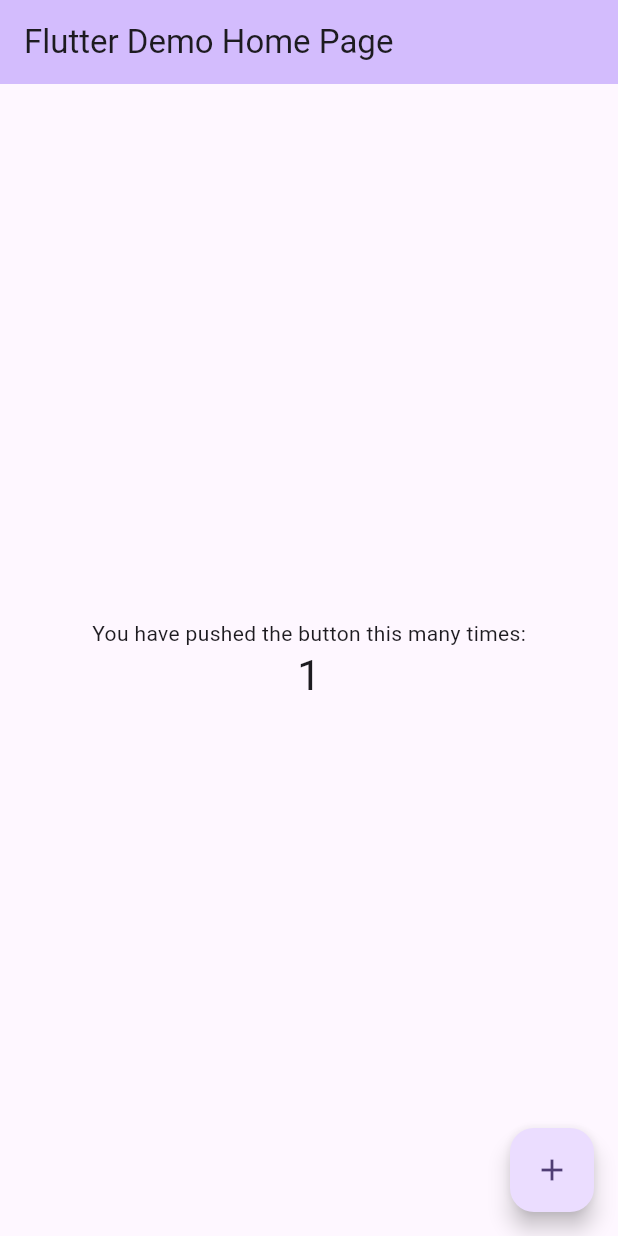
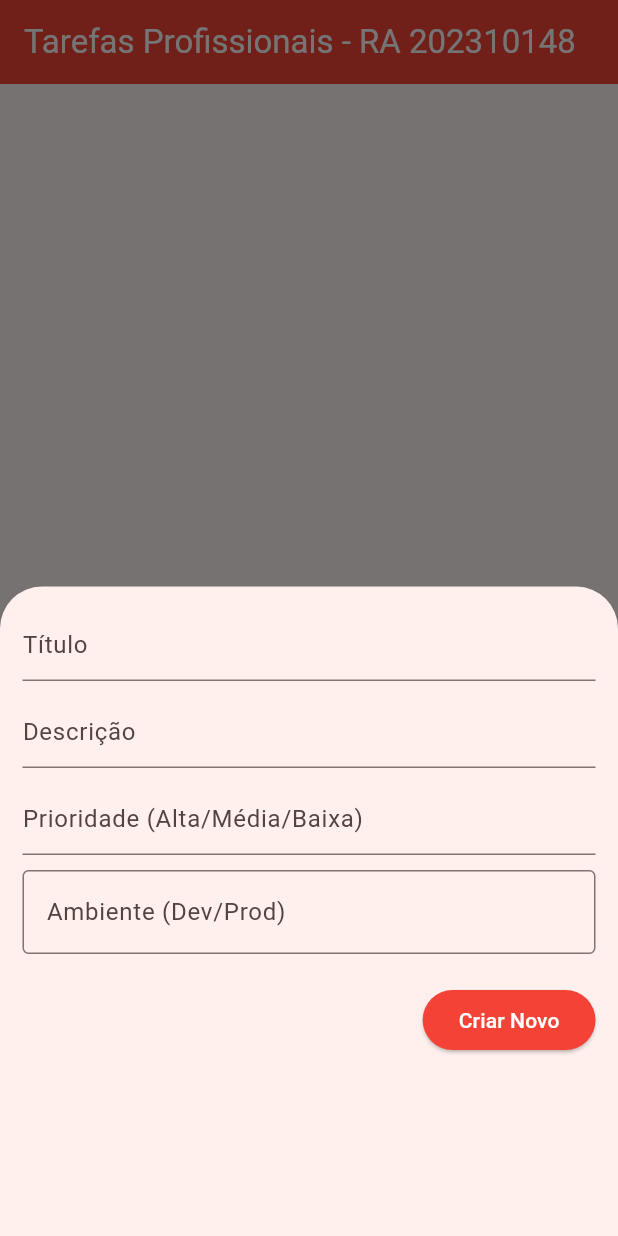
Before and after one commit to LuizFeliprTorin/prova_flutter_202310148, a Flutter app: the screen it shows after launch, after a tap on the "add" icon, on a phone screen of 412 x 824 dp. Run offline on Flutter 3.47's test engine with Material 3 defaults, Android fonts, the phone set to English and light mode, and no system bars; our stand-ins replace sqflite; accounts and stored records are empty.

Commit message:
commit 3: implementação do CRUD

```diff
--- a/lib/main.dart
+++ b/lib/main.dart
@@ -1,4 +1,5 @@
 import 'package:flutter/material.dart';
+import 'database_helper.dart'; // Importa o arquivo do banco que criamos antes
 
 void main() {
   runApp(const MyApp());
@@ -7,116 +8,238 @@ void main() {
 class MyApp extends StatelessWidget {
   const MyApp({super.key});
 
-  // This widget is the root of your application.
   @override
   Widget build(BuildContext context) {
     return MaterialApp(
-      title: 'Flutter Demo',
+      debugShowCheckedModeBanner: false,
+      title: 'Prova Flutter - RA 202310148',
       theme: ThemeData(
-        // This is the theme of your application.
-        //
-        // TRY THIS: Try running your application with "flutter run". You'll see
-        // the application has a purple toolbar. Then, without quitting the app,
-        // try changing the seedColor in the colorScheme below to Colors.green
-        // and then invoke "hot reload" (save your changes or press the "hot
-        // reload" button in a Flutter-supported IDE, or press "r" if you used
-        // the command line to start the app).
-        //
-        // Notice that the counter didn't reset back to zero; the application
-        // state is not lost during the reload. To reset the state, use hot
-        // restart instead.
-        //
-        // This works for code too, not just values: Most code changes can be
-        // tested with just a hot reload.
-        colorScheme: ColorScheme.fromSeed(seedColor: Colors.deepPurple),
+        // TEMA VULCAN (Solicitado na prova)
+        // Cor Primária: Red
+        primaryColor: Colors.red,
+        colorScheme: ColorScheme.fromSeed(
+          seedColor: Colors.red,
+          primary: Colors.red,
+          // Cor Secundária: Black54
+          secondary: Colors.black54,
+        ),
+        useMaterial3: true,
       ),
-      home: const MyHomePage(title: 'Flutter Demo Home Page'),
+      home: const HomePage(),
     );
   }
 }
 
-class MyHomePage extends StatefulWidget {
-  const MyHomePage({super.key, required this.title});
-
-  // This widget is the home page of your application. It is stateful, meaning
-  // that it has a State object (defined below) that contains fields that affect
-  // how it looks.
-
-  // This class is the configuration for the state. It holds the values (in this
-  // case the title) provided by the parent (in this case the App widget) and
-  // used by the build method of the State. Fields in a Widget subclass are
-  // always marked "final".
-
-  final String title;
+class HomePage extends StatefulWidget {
+  const HomePage({super.key});
 
   @override
-  State<MyHomePage> createState() => _MyHomePageState();
+  State<HomePage> createState() => _HomePageState();
 }
 
-class _MyHomePageState extends State<MyHomePage> {
-  int _counter = 0;
+class _HomePageState extends State<HomePage> {
+  // Lista para guardar as tarefas que vêm do banco
+  List<Map<String, dynamic>> _tarefas = [];
+  bool _isLoading = true;
 
-  void _incrementCounter() {
+  // Controladores dos campos de texto (Formulário)
+  final TextEditingController _tituloController = TextEditingController();
+  final TextEditingController _descricaoController = TextEditingController();
+  final TextEditingController _prioridadeController = TextEditingController();
+  final TextEditingController _ambienteController = TextEditingController(); // SEU CAMPO EXTRA
+
+  // Função para carregar as tarefas do banco (READ)
+  void _refreshTarefas() async {
+    final data = await DatabaseHelper.instance.queryAllRows();
     setState(() {
-      // This call to setState tells the Flutter framework that something has
-      // changed in this State, which causes it to rerun the build method below
-      // so that the display can reflect the updated values. If we changed
-      // _counter without calling setState(), then the build method would not be
-      // called again, and so nothing would appear to happen.
-      _counter++;
+      _tarefas = data;
+      _isLoading = false;
     });
   }
 
   @override
-  Widget build(BuildContext context) {
-    // This method is rerun every time setState is called, for instance as done
-    // by the _incrementCounter method above.
-    //
-    // The Flutter framework has been optimized to make rerunning build methods
-    // fast, so that you can just rebuild anything that needs updating rather
-    // than having to individually change instances of widgets.
-    return Scaffold(
-      appBar: AppBar(
-        // TRY THIS: Try changing the color here to a specific color (to
-        // Colors.amber, perhaps?) and trigger a hot reload to see the AppBar
-        // change color while the other colors stay the same.
-        backgroundColor: Theme.of(context).colorScheme.inversePrimary,
-        // Here we take the value from the MyHomePage object that was created by
-        // the App.build method, and use it to set our appbar title.
-        title: Text(widget.title),
-      ),
-      body: Center(
-        // Center is a layout widget. It takes a single child and positions it
-        // in the middle of the parent.
+  void initState() {
+    super.initState();
+    _refreshTarefas(); // Carrega a lista assim que o app abre
+  }
+
+  // Função para Adicionar nova tarefa (CREATE)
+  Future<void> _addItem() async {
+    await DatabaseHelper.instance.insert({
+      DatabaseHelper.columnTitulo: _tituloController.text,
+      DatabaseHelper.columnDescricao: _descricaoController.text,
+      DatabaseHelper.columnPrioridade: _prioridadeController.text,
+      DatabaseHelper.columnCriadoEm: DateTime.now().toString(), // Data automática
+      DatabaseHelper.columnAmbienteExecucao: _ambienteController.text, // SEU CAMPO EXTRA
+    });
+    _refreshTarefas();
+  }
+
+  // Função para Atualizar tarefa existente (UPDATE)
+  Future<void> _updateItem(int id) async {
+    await DatabaseHelper.instance.update({
+      DatabaseHelper.columnId: id,
+      DatabaseHelper.columnTitulo: _tituloController.text,
+      DatabaseHelper.columnDescricao: _descricaoController.text,
+      DatabaseHelper.columnPrioridade: _prioridadeController.text,
+      DatabaseHelper.columnCriadoEm: DateTime.now().toString(),
+      DatabaseHelper.columnAmbienteExecucao: _ambienteController.text, // SEU CAMPO EXTRA
+    });
+    _refreshTarefas();
+  }
+
+  // Função para Deletar tarefa (DELETE)
+  void _deleteItem(int id) async {
+    await DatabaseHelper.instance.delete(id);
+    ScaffoldMessenger.of(context).showSnackBar(const SnackBar(
+      content: Text('Tarefa deletada com sucesso!'),
+      backgroundColor: Colors.red,
+    ));
+    _refreshTarefas();
+  }
+
+  // Mostra o formulário de cadastro/edição
+  void _showForm(int? id) async {
+    if (id != null) {
+      // Se tiver ID, é edição: preenche os campos com os dados existentes
+      final existingJournal =
+          _tarefas.firstWhere((element) => element['id'] == id);
+      _tituloController.text = existingJournal['titulo'];
+      _descricaoController.text = existingJournal['descricao'];
+      _prioridadeController.text = existingJournal['prioridade'];
+      _ambienteController.text = existingJournal['ambienteExecucao']; // SEU CAMPO EXTRA
+    } else {
+      // Se não, limpa tudo para criar um novo
+      _tituloController.clear();
+      _descricaoController.clear();
+      _prioridadeController.clear();
+      _ambienteController.clear();
+    }
+
+    showModalBottomSheet(
+      context: context,
+      elevation: 5,
+      isScrollControlled: true,
+      builder: (_) => Container(
+        padding: EdgeInsets.only(
+          top: 15,
+          left: 15,
+          right: 15,
+          // Isso garante que o teclado não cubra o formulário
+          bottom: MediaQuery.of(context).viewInsets.bottom + 120,
+        ),
         child: Column(
-          // Column is also a layout widget. It takes a list of children and
-          // arranges them vertically. By default, it sizes itself to fit its
-          // children horizontally, and tries to be as tall as its parent.
-          //
-          // Column has various properties to control how it sizes itself and
-          // how it positions its children. Here we use mainAxisAlignment to
-          // center the children vertically; the main axis here is the vertical
-          // axis because Columns are vertical (the cross axis would be
-          // horizontal).
-          //
-          // TRY THIS: Invoke "debug painting" (choose the "Toggle Debug Paint"
-          // action in the IDE, or press "p" in the console), to see the
-          // wireframe for each widget.
-          mainAxisAlignment: MainAxisAlignment.center,
-          children: <Widget>[
-            const Text('You have pushed the button this many times:'),
-            Text(
-              '$_counter',
-              style: Theme.of(context).textTheme.headlineMedium,
+          mainAxisSize: MainAxisSize.min,
+          crossAxisAlignment: CrossAxisAlignment.end,
+          children: [
+            TextField(
+              controller: _tituloController,
+              decoration: const InputDecoration(hintText: 'Título'),
             ),
+            const SizedBox(height: 10),
+            TextField(
+              controller: _descricaoController,
+              decoration: const InputDecoration(hintText: 'Descrição'),
+            ),
+            const SizedBox(height: 10),
+            TextField(
+              controller: _prioridadeController,
+              decoration: const InputDecoration(hintText: 'Prioridade (Alta/Média/Baixa)'),
+            ),
+            const SizedBox(height: 10),
+            // --- SEU CAMPO PERSONALIZADO ---
+            TextField(
+              controller: _ambienteController,
+              decoration: const InputDecoration(
+                hintText: 'Ambiente de Execução',
+                labelText: 'Ambiente (Dev/Prod)',
+                border: OutlineInputBorder(),
+              ),
+            ),
+            const SizedBox(height: 20),
+            ElevatedButton(
+              onPressed: () async {
+                if (id == null) {
+                  await _addItem();
+                } else {
+                  await _updateItem(id);
+                }
+                // Fecha o formulário e limpa os campos
+                _tituloController.clear();
+                _descricaoController.clear();
+                _prioridadeController.clear();
+                _ambienteController.clear();
+                Navigator.of(context).pop();
+              },
+              style: ElevatedButton.styleFrom(
+                backgroundColor: Colors.red, // Botão Vermelho (Sua cor primária)
+                foregroundColor: Colors.white,
+              ),
+              child: Text(id == null ? 'Criar Novo' : 'Atualizar'),
+            )
           ],
         ),
       ),
+    );
+  }
+
+  @override
+  Widget build(BuildContext context) {
+    return Scaffold(
+      appBar: AppBar(
+        title: const Text('Tarefas Profissionais - RA 202310148', style: TextStyle(color: Colors.white)),
+        backgroundColor: Colors.red, // Sua cor primária
+      ),
+      body: _isLoading
+          ? const Center(child: CircularProgressIndicator())
+          : ListView.builder(
+              itemCount: _tarefas.length,
+              itemBuilder: (context, index) => Card(
+                color: Colors.white,
+                margin: const EdgeInsets.all(15),
+                elevation: 5, // Sombra
+                child: ListTile(
+                  // Ícone decorativo na cor secundária (Black54)
+                  leading: const CircleAvatar(
+                    backgroundColor: Colors.black54,
+                    child: Icon(Icons.work, color: Colors.white),
+                  ),
+                  title: Text(_tarefas[index]['titulo'],
+                    style: const TextStyle(fontWeight: FontWeight.bold)),
+                  subtitle: Column(
+                    crossAxisAlignment: CrossAxisAlignment.start,
+                    children: [
+                      Text("Prioridade: ${_tarefas[index]['prioridade']}"),
+                      // Mostrando seu campo extra na lista:
+                      Text("Ambiente: ${_tarefas[index]['ambienteExecucao']}",
+                           style: const TextStyle(color: Colors.red)),
+                    ],
+                  ),
+                  trailing: SizedBox(
+                    width: 100,
+                    child: Row(
+                      children: [
+                        // Botão Editar
+                        IconButton(
+                          icon: const Icon(Icons.edit),
+                          onPressed: () => _showForm(_tarefas[index]['id']),
+                        ),
+                        // Botão Deletar
+                        IconButton(
+                          icon: const Icon(Icons.delete),
+                          onPressed: () => _deleteItem(_tarefas[index]['id']),
+                        ),
+                      ],
+                    ),
+                  ),
+                ),
+              ),
+            ),
       floatingActionButton: FloatingActionButton(
-        onPressed: _incrementCounter,
-        tooltip: 'Increment',
         child: const Icon(Icons.add),
-      ), // This trailing comma makes auto-formatting nicer for build methods.
+        backgroundColor: Colors.red, // Sua cor primária
+        onPressed: () => _showForm(null),
+      ),
     );
   }
 }
```
